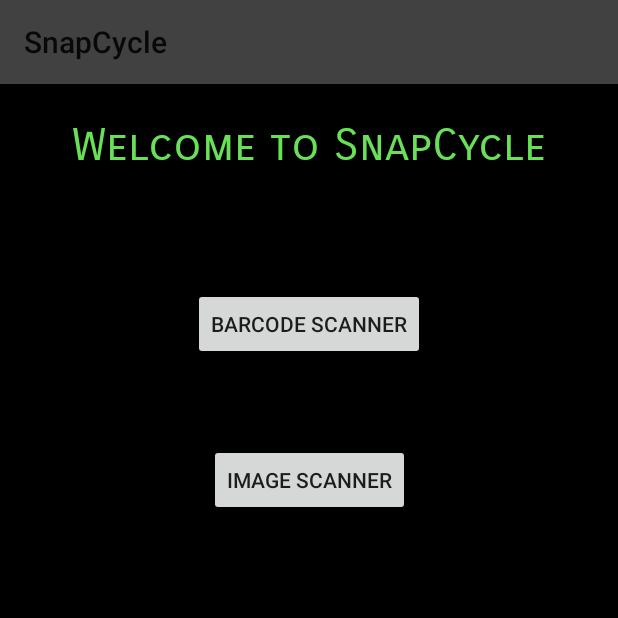
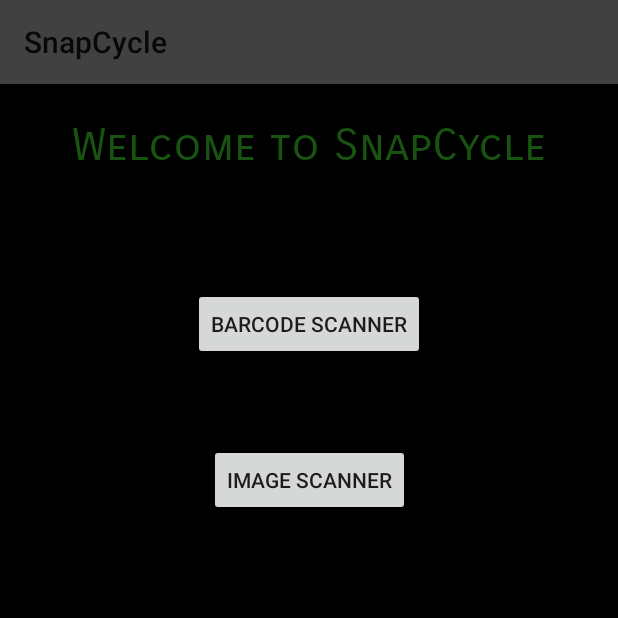
Before and after one commit to zainosaurus/SnapCycle, an Android app: the screen it shows after launch (MainActivity), on a phone screen of 412 x 824 dp, the top half of it. Run offline under Robolectric (Android 15) with nearby library versions, the phone set to English and light mode, and no system bars; libraries missing offline, so code that uses them is left out: com.google.api.client, com.google.api.services; 15 statements that could not run were skipped.

Commit message:
Changing colors

```diff
--- a/app/src/main/res/layout/activity_main.xml
+++ b/app/src/main/res/layout/activity_main.xml
@@ -13,7 +13,7 @@
         android:layout_height="53dp"
         android:fontFamily="sans-serif-smallcaps"
         android:text="Welcome to SnapCycle"
-        android:textColor="@color/vibrantGreen"
+        android:textColor="@color/darkGreen"
         android:textSize="30sp"
         app:layout_constraintBottom_toBottomOf="parent"
         app:layout_constraintLeft_toLeftOf="parent"
--- a/app/src/main/res/values/colors.xml
+++ b/app/src/main/res/values/colors.xml
@@ -2,6 +2,7 @@
 <resources>
     <color name="skyBlue">#6290a9</color>
     <color name="vibrantGreen">#68e157</color>
+    <color name="darkGreen">#195311</color>
     <color name="recycleBlue">#080da3</color>
     <color name="darkColor">#000000</color>
     <color name="darkGrayColor">#414141</color>
```
